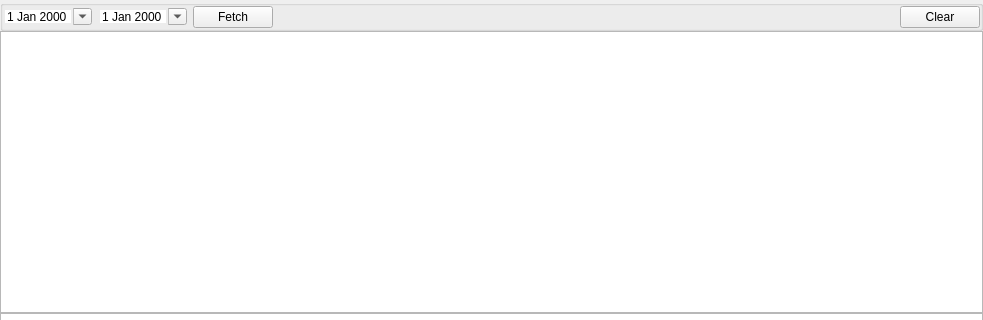
Above: dashboard/order_overview/orderoverviewwidget.ui from ytxerp/ytx-client before the change; both pictures show x 0 to 983 and y 0 to 320 of the 983 by 595 pixel window. Below: the same form after it.
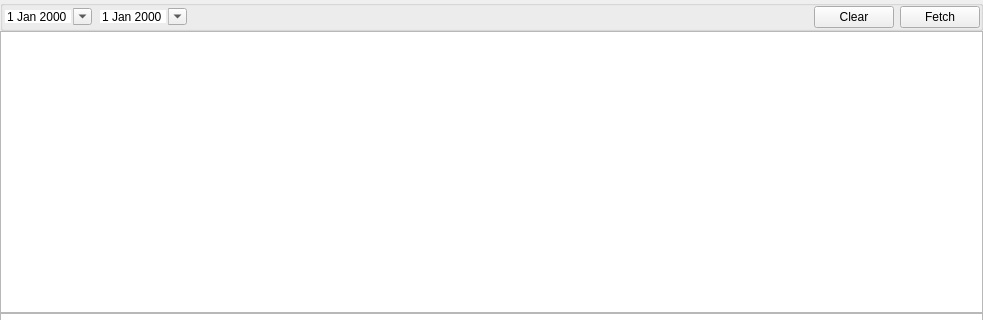
That is the form after the change. Custom widgets are drawn as their Qt base class.

The edit to the form file:
```diff
--- a/dashboard/order_overview/orderoverviewwidget.ui
+++ b/dashboard/order_overview/orderoverviewwidget.ui
@@ -76,13 +76,6 @@
         </property>
        </widget>
       </item>
-      <item>
-       <widget class="QPushButton" name="pBtnFetch">
-        <property name="text">
-         <string>Fetch</string>
-        </property>
-       </widget>
-      </item>
       <item>
        <spacer name="horizontalSpacer">
         <property name="orientation">
@@ -103,6 +96,13 @@
         </property>
        </widget>
       </item>
+      <item>
+       <widget class="QPushButton" name="pBtnFetch">
+        <property name="text">
+         <string>Fetch</string>
+        </property>
+       </widget>
+      </item>
      </layout>
     </widget>
    </item>
```
